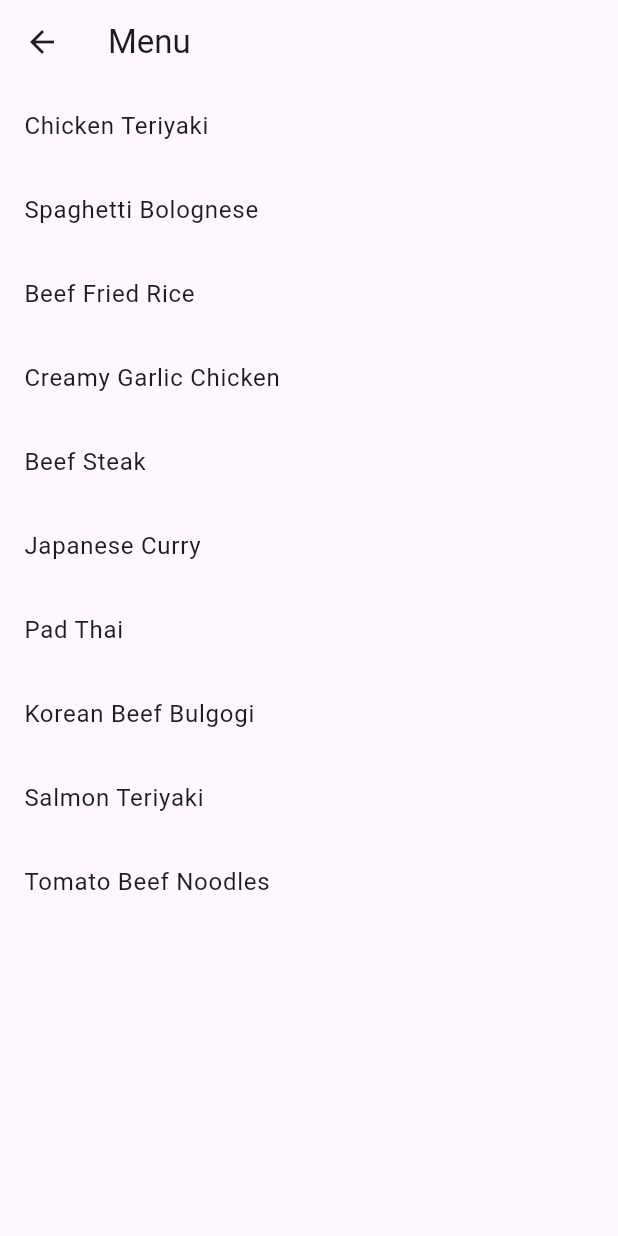
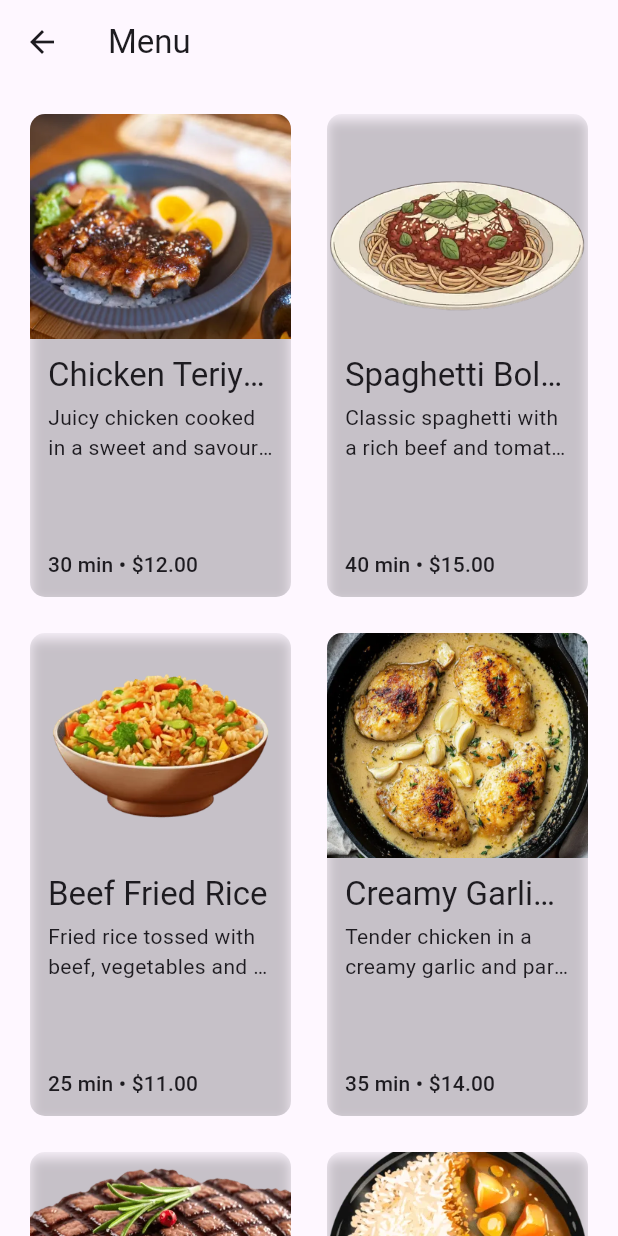
Before and after one commit to vincent-softdev/what-to-cook, a Flutter app: the MenuScreen screen opened directly, on a phone screen of 412 x 824 dp. Run offline on Flutter 3.47's test engine with Material 3 defaults, Android fonts, the light colour scheme and no system bars; missing offline and left inert: flutter_animated_button.

Commit message:
add card detail and update dummy data

```diff
--- /dev/null
+++ b/what_to_cook_app/lib/common/styles/shadows.dart
@@ -0,0 +1,15 @@
+import 'package:flutter/material.dart';
+
+class TShadowStyle {
+  static final verticalShadow = BoxShadow(
+    color: Colors.black.withValues(alpha: 0.2),
+    offset: const Offset(0, 4),
+    blurRadius: 6,
+  );
+
+  static final horizontalShadow = BoxShadow(
+    color: Colors.black.withValues(alpha: 0.2),
+    offset: const Offset(4, 0),
+    blurRadius: 6,
+  );
+}
--- a/what_to_cook_app/lib/components/item-card.dart
+++ /dev/null
@@ -1,10 +0,0 @@
-import 'package:flutter/material.dart';
-
-class ItemCard extends StatelessWidget {
-  const ItemCard({super.key});
-
-  @override
-  Widget build(BuildContext context) {
-    return const Placeholder();
-  }
-}
--- /dev/null
+++ b/what_to_cook_app/lib/components/item_card.dart
@@ -0,0 +1,57 @@
+import 'package:flutter/material.dart';
+import 'package:what_to_cook_app/common/styles/shadows.dart';
+import 'package:what_to_cook_app/models/card_model.dart';
+
+class ItemCard extends StatelessWidget {
+  final CardModel inputData;
+
+  const ItemCard({super.key, required this.inputData});
+
+  @override
+  Widget build(BuildContext context) {
+    return Card(
+      clipBehavior: Clip.antiAlias,
+      elevation: 0,
+      shape: RoundedRectangleBorder(borderRadius: BorderRadius.circular(10)),
+      child: DecoratedBox(
+        decoration: BoxDecoration(boxShadow: [TShadowStyle.verticalShadow]),
+        child: Column(
+          crossAxisAlignment: CrossAxisAlignment.start,
+          children: [
+            SizedBox(
+              height: 150,
+              width: double.infinity,
+              child: Image.asset(inputData.imageUrl, fit: BoxFit.cover),
+            ),
+            Padding(
+              padding: const EdgeInsets.fromLTRB(12, 10, 12, 4),
+              child: Text(
+                inputData.name,
+                maxLines: 1,
+                overflow: TextOverflow.ellipsis,
+                style: Theme.of(context).textTheme.titleLarge,
+              ),
+            ),
+            Padding(
+              padding: const EdgeInsets.symmetric(horizontal: 12),
+              child: Text(
+                inputData.description,
+                maxLines: 2,
+                overflow: TextOverflow.ellipsis,
+                style: Theme.of(context).textTheme.bodyMedium,
+              ),
+            ),
+            const Spacer(),
+            Padding(
+              padding: const EdgeInsets.fromLTRB(12, 6, 12, 12),
+              child: Text(
+                '${inputData.cookingTime} min • \$${inputData.estimatedPrice.toStringAsFixed(2)}',
+                style: Theme.of(context).textTheme.labelLarge,
+              ),
+            ),
+          ],
+        ),
+      ),
+    );
+  }
+}
--- a/what_to_cook_app/lib/dummys/menu_data.dart
+++ b/what_to_cook_app/lib/dummys/menu_data.dart
@@ -3,7 +3,7 @@ import 'package:what_to_cook_app/models/card_model.dart';
 final List<CardModel> recipes = [
   CardModel(
     name: 'Chicken Teriyaki',
-    imageUrl: 'assets/images/chicken_teriyaki.jpg',
+    imageUrl: 'assets/images/chicken_teriyaki.webp',
     description: 'Juicy chicken cooked in a sweet and savoury teriyaki sauce.',
     cookingTime: 30,
     estimatedPrice: 12.0,
@@ -20,7 +20,7 @@ final List<CardModel> recipes = [
 
   CardModel(
     name: 'Spaghetti Bolognese',
-    imageUrl: 'assets/images/spaghetti_bolognese.jpg',
+    imageUrl: 'assets/images/spaghetti_bolognese.webp',
     description: 'Classic spaghetti with a rich beef and tomato sauce.',
     cookingTime: 40,
     estimatedPrice: 15.0,
@@ -37,7 +37,7 @@ final List<CardModel> recipes = [
 
   CardModel(
     name: 'Beef Fried Rice',
-    imageUrl: 'assets/images/beef_fried_rice.jpg',
+    imageUrl: 'assets/images/beef_fried_rice.webp',
     description: 'Fried rice tossed with beef, vegetables and a savoury sauce.',
     cookingTime: 25,
     estimatedPrice: 11.0,
@@ -54,7 +54,7 @@ final List<CardModel> recipes = [
 
   CardModel(
     name: 'Creamy Garlic Chicken',
-    imageUrl: 'assets/images/creamy_garlic_chicken.jpg',
+    imageUrl: 'assets/images/creamy_garlic_chicken.webp',
     description: 'Tender chicken in a creamy garlic and parmesan sauce.',
     cookingTime: 35,
     estimatedPrice: 14.0,
@@ -71,7 +71,7 @@ final List<CardModel> recipes = [
 
   CardModel(
     name: 'Beef Steak',
-    imageUrl: 'assets/images/beef_steak.jpg',
+    imageUrl: 'assets/images/beef_steak.webp',
     description: 'Pan-seared beef steak served with vegetables and potatoes.',
     cookingTime: 25,
     estimatedPrice: 22.0,
@@ -87,7 +87,7 @@ final List<CardModel> recipes = [
 
   CardModel(
     name: 'Japanese Curry',
-    imageUrl: 'assets/images/japanese_curry.jpg',
+    imageUrl: 'assets/images/japanese_curry.webp',
     description:
         'Comforting Japanese curry with tender chicken and vegetables.',
     cookingTime: 45,
@@ -104,7 +104,7 @@ final List<CardModel> recipes = [
 
   CardModel(
     name: 'Pad Thai',
-    imageUrl: 'assets/images/pad_thai.jpg',
+    imageUrl: 'assets/images/pad_thai.webp',
     description: 'Thai-style stir-fried noodles with prawns, egg and peanuts.',
     cookingTime: 30,
     estimatedPrice: 16.0,
@@ -121,7 +121,7 @@ final List<CardModel> recipes = [
 
   CardModel(
     name: 'Korean Beef Bulgogi',
-    imageUrl: 'assets/images/beef_bulgogi.jpg',
+    imageUrl: 'assets/images/korean_beef_bulgogi.webp',
     description:
         'Thinly sliced beef marinated in a sweet and savoury Korean sauce.',
     cookingTime: 30,
@@ -140,7 +140,7 @@ final List<CardModel> recipes = [
 
   CardModel(
     name: 'Salmon Teriyaki',
-    imageUrl: 'assets/images/salmon_teriyaki.jpg',
+    imageUrl: 'assets/images/salmon_teriyaki.webp',
     description: 'Pan-seared salmon glazed with homemade teriyaki sauce.',
     cookingTime: 25,
     estimatedPrice: 20.0,
@@ -158,7 +158,7 @@ final List<CardModel> recipes = [
 
   CardModel(
     name: 'Tomato Beef Noodles',
-    imageUrl: 'assets/images/tomato_beef_noodles.jpg',
+    imageUrl: 'assets/images/tomato_beef_noodles.webp',
     description: 'Warm noodles served with tender beef in a rich tomato broth.',
     cookingTime: 30,
     estimatedPrice: 13.0,
--- a/what_to_cook_app/lib/screens/menu.dart
+++ b/what_to_cook_app/lib/screens/menu.dart
@@ -1,4 +1,5 @@
 import 'package:flutter/material.dart';
+import 'package:what_to_cook_app/components/item_card.dart';
 import 'package:what_to_cook_app/dummys/menu_data.dart' as menu_data;
 
 class MenuScreen extends StatelessWidget {
@@ -10,12 +11,16 @@ class MenuScreen extends StatelessWidget {
 
     return Scaffold(
       appBar: AppBar(title: const Text('Menu')),
-      body: Center(
-        child: ListView.builder(
-          itemCount: recipes.length,
-          itemBuilder: (context, index) =>
-              ListTile(title: Text(recipes[index].name)),
+      body: GridView.builder(
+        padding: const EdgeInsets.all(16),
+        gridDelegate: const SliverGridDelegateWithMaxCrossAxisExtent(
+          maxCrossAxisExtent: 360,
+          mainAxisExtent: 330,
+          crossAxisSpacing: 16,
+          mainAxisSpacing: 16,
         ),
+        itemCount: recipes.length,
+        itemBuilder: (context, index) => ItemCard(inputData: recipes[index]),
       ),
     );
   }
```
Also changed, not shown: what_to_cook_app/assets/images/beef_fried_rice.webp (added), what_to_cook_app/assets/images/beef_steak.webp (added), what_to_cook_app/assets/images/chicken_teriyaki.webp (added), what_to_cook_app/assets/images/creamy_garlic_chicken.webp (added), what_to_cook_app/assets/images/japanese_curry.webp (added), what_to_cook_app/assets/images/korean_beef_bulgogi.webp (added), what_to_cook_app/assets/images/pad_thai.webp (added), what_to_cook_app/assets/images/salmon_teriyaki.webp (added), what_to_cook_app/assets/images/spaghetti_bolognese.webp (added), what_to_cook_app/assets/images/tomato_beef_noodles.webp (added), 1 other file.
